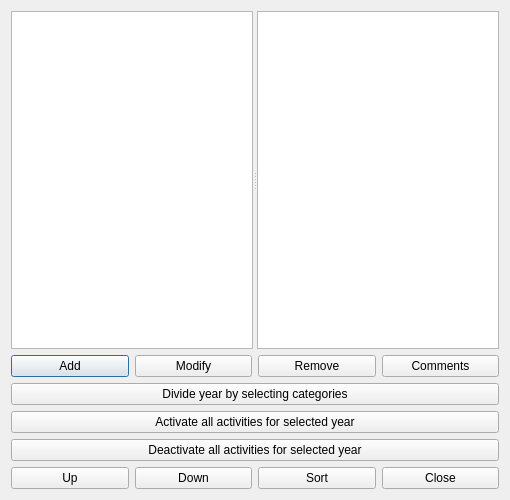
Qt form fet/src/interface/yearsform_template.ui (vonmecheln/fet) before a commit.
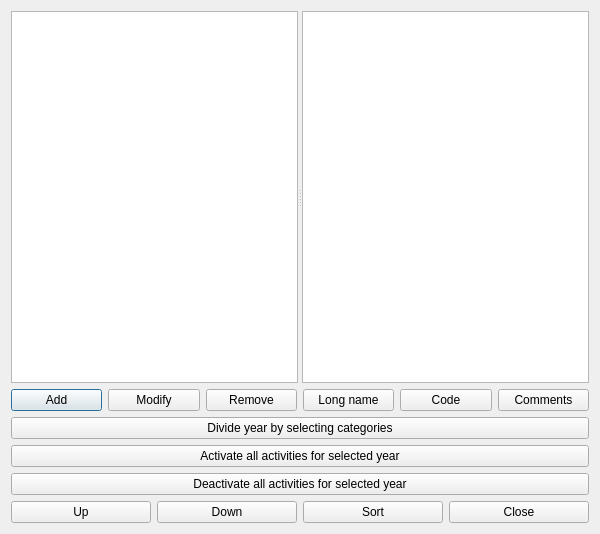
The same form after that commit.

```diff
--- a/fet/src/interface/yearsform_template.ui
+++ b/fet/src/interface/yearsform_template.ui
@@ -6,8 +6,8 @@
    <rect>
     <x>0</x>
     <y>0</y>
-    <width>510</width>
-    <height>500</height>
+    <width>600</width>
+    <height>534</height>
    </rect>
   </property>
   <property name="windowTitle">
@@ -52,6 +52,20 @@
        </property>
       </widget>
      </item>
+     <item>
+      <widget class="QPushButton" name="longNamePushButton">
+       <property name="text">
+        <string>Long name</string>
+       </property>
+      </widget>
+     </item>
+     <item>
+      <widget class="QPushButton" name="codePushButton">
+       <property name="text">
+        <string>Code</string>
+       </property>
+      </widget>
+     </item>
      <item>
       <widget class="QPushButton" name="commentsPushButton">
        <property name="text">
```
